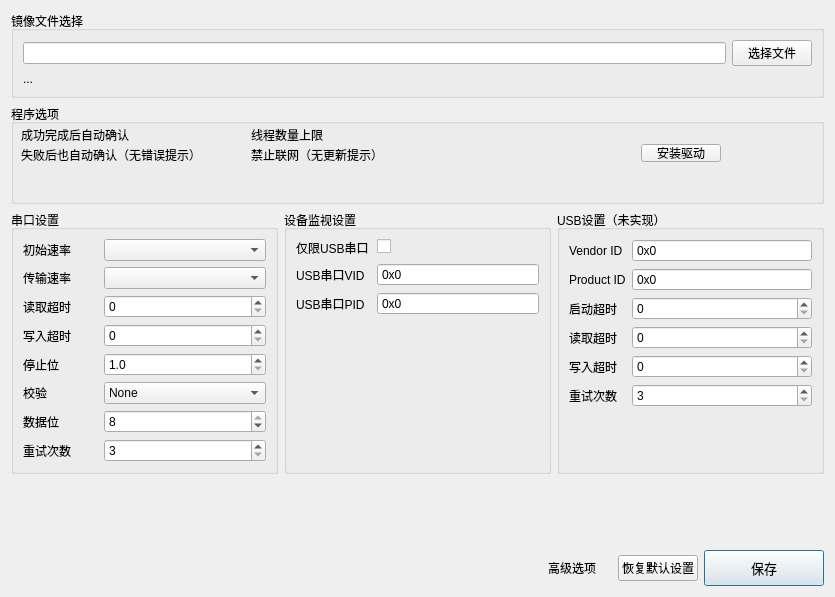
First picture: the form in gui/src/widgets/SettingsWindow.ui, repository kendryte/BurningTool, before the edit.
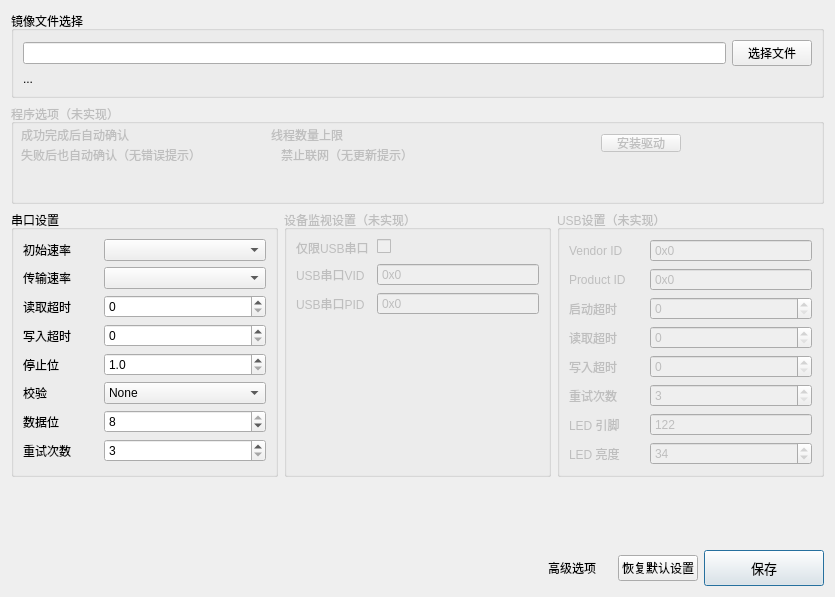
Second picture: the form after the edit. Icons and pictures are not drawn.

```diff
--- a/gui/src/widgets/SettingsWindow.ui
+++ b/gui/src/widgets/SettingsWindow.ui
@@ -62,6 +62,9 @@
    </item>
    <item>
     <widget class="QGroupBox" name="groupBox">
+     <property name="enabled">
+      <bool>false</bool>
+     </property>
      <property name="sizePolicy">
       <sizepolicy hsizetype="Preferred" vsizetype="Fixed">
        <horstretch>0</horstretch>
@@ -75,7 +78,7 @@
       </size>
      </property>
      <property name="title">
-      <string>程序选项</string>
+      <string>程序选项（未实现）</string>
      </property>
      <widget class="QLabel" name="label_15">
       <property name="geometry">
@@ -118,7 +121,7 @@
      <widget class="QLabel" name="label_20">
       <property name="geometry">
        <rect>
-        <x>240</x>
+        <x>260</x>
         <y>20</y>
         <width>201</width>
         <height>21</height>
@@ -137,7 +140,7 @@
      <widget class="QLabel" name="label_21">
       <property name="geometry">
        <rect>
-        <x>240</x>
+        <x>270</x>
         <y>40</y>
         <width>201</width>
         <height>21</height>
@@ -156,8 +159,8 @@
      <widget class="QPushButton" name="pushButton">
       <property name="geometry">
        <rect>
-        <x>630</x>
-        <y>40</y>
+        <x>590</x>
+        <y>30</y>
         <width>80</width>
         <height>18</height>
        </rect>
@@ -343,6 +346,9 @@
      </item>
      <item>
       <widget class="QGroupBox" name="advanceView2">
+       <property name="enabled">
+        <bool>false</bool>
+       </property>
        <property name="minimumSize">
         <size>
          <width>200</width>
@@ -350,7 +356,7 @@
         </size>
        </property>
        <property name="title">
-        <string>设备监视设置</string>
+        <string>设备监视设置（未实现）</string>
        </property>
        <layout class="QFormLayout" name="formLayout_3">
         <item row="0" column="0">
@@ -442,6 +448,9 @@
      </item>
      <item>
       <widget class="QGroupBox" name="advanceView3">
+       <property name="enabled">
+        <bool>false</bool>
+       </property>
        <property name="minimumSize">
         <size>
          <width>200</width>
@@ -569,6 +578,61 @@
           </property>
          </widget>
         </item>
+        <item row="6" column="0">
+         <widget class="QLabel" name="label_22">
+          <property name="minimumSize">
+           <size>
+            <width>75</width>
+            <height>0</height>
+           </size>
+          </property>
+          <property name="text">
+           <string>LED 引脚</string>
+          </property>
+         </widget>
+        </item>
+        <item row="6" column="1">
+         <widget class="QSpinBox" name="inputUsbLedPin">
+          <property name="buttonSymbols">
+           <enum>QAbstractSpinBox::NoButtons</enum>
+          </property>
+          <property name="minimum">
+           <number>0</number>
+          </property>
+          <property name="maximum">
+           <number>999</number>
+          </property>
+          <property name="value">
+           <number>122</number>
+          </property>
+         </widget>
+        </item>
+        <item row="7" column="0">
+         <widget class="QLabel" name="label_23">
+          <property name="minimumSize">
+           <size>
+            <width>75</width>
+            <height>0</height>
+           </size>
+          </property>
+          <property name="text">
+           <string>LED 亮度</string>
+          </property>
+         </widget>
+        </item>
+        <item row="7" column="1">
+         <widget class="QSpinBox" name="inputUsbLedLevel">
+          <property name="maximum">
+           <number>255</number>
+          </property>
+          <property name="singleStep">
+           <number>1</number>
+          </property>
+          <property name="value">
+           <number>34</number>
+          </property>
+         </widget>
+        </item>
        </layout>
       </widget>
      </item>
```
